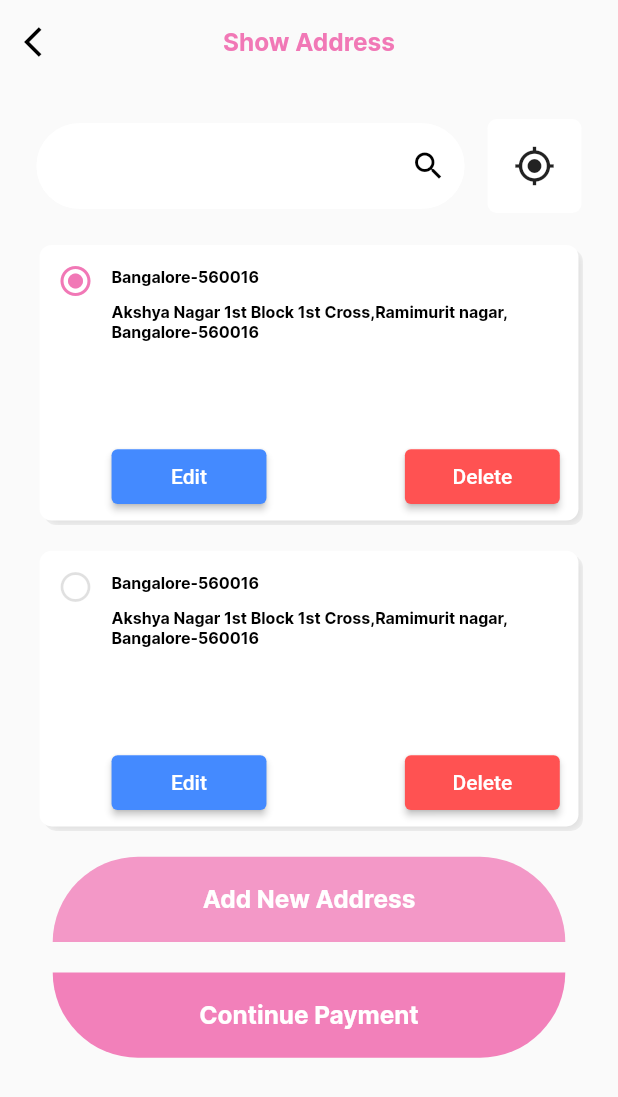
After one commit to EngHamzaAboJarad/ShpeAppMake, a Flutter app: the ShowAddress screen opened by its route, on a phone screen of 412 x 824 dp. The commit adds this screen. Shown: the top 1097 px of the screen. Run offline on Flutter 3.47's test engine with Material 2 defaults, Android fonts, the phone set to English and light mode, and no system bars; our stand-ins replace bloc, firebase_auth, firebase_core, flutter_bloc, flutter_screenutil, flutter_slidable; accounts and stored records are empty.

Commit message:
Edit To Project And ADD ShowAddress

```diff
--- /dev/null
+++ b/lib/Screens/Profile/ShowAddress.dart
@@ -0,0 +1,269 @@
+import 'package:flutter/material.dart';
+import 'package:flutter_bloc/flutter_bloc.dart';
+import 'package:flutter_screenutil/flutter_screenutil.dart';
+import 'package:shopemakeup/Block/auth_block/bloc_cubit_auth.dart';
+import 'package:shopemakeup/Block/auth_block/bloc_status_auth.dart';
+import 'package:shopemakeup/const/const_text.dart';
+import 'package:shopemakeup/const/const_text_filed.dart';
+import 'package:shopemakeup/const/const_text_style.dart';
+
+class ShowAddress extends StatelessWidget {
+  const ShowAddress({Key? key}) : super(key: key);
+
+  @override
+  Widget build(BuildContext context) {
+    return Scaffold(
+      appBar: AppBar(
+        automaticallyImplyLeading: false,
+        title: Text(
+          'Show Address',
+          style: TextStyleConst().customTextStyle(
+              fontFamily: TextsConst().inter,
+              size: 16,
+              color: Color(0xffF178B6),
+              fontWeight: FontWeight.w700),
+        ),
+        centerTitle: true,
+        backgroundColor: Colors.transparent,
+        elevation: 0,
+        leading: IconButton(
+            onPressed: () {
+              Navigator.pop(context);
+            },
+            icon: Icon(
+              Icons.arrow_back_ios,
+              size: 24.sm,
+            )),
+        iconTheme: const IconThemeData(
+          color: Colors.black,
+        ),
+      ),
+      body: BlocConsumer<AuthCubitBloc, AuthStatusBloc>(
+          listener: (context, state) {},
+          builder: (context, state) {
+            AuthCubitBloc _object = AuthCubitBloc().getCubitAuth(context);
+            return Padding(
+              padding:   EdgeInsets.symmetric(horizontal: 24.h,vertical: 23.h),
+              child: Column(
+                children: [
+                  Row(
+                    children: [
+                      Expanded(
+                        child: text_filed().TEXTINPUT(
+                            controller: _object.SearchController,
+                            keyboardType: TextInputType.text,
+                            suffixIcon: IconButton(
+                                onPressed: () {},
+                                icon: Icon(
+                                  Icons.search,
+                                  color: Colors.black,
+                                )),
+                            obscureText: false),
+                      ),
+                      SizedBox(
+                        width: 14.w,
+                      ),
+                      Container(
+                        width: 57.w,
+                        height: 57.w,
+                        child: IconButton(
+                            onPressed: () {},
+                            icon: Icon(
+                              Icons.gps_fixed,
+                              size: 28.sm,
+                            )),
+                        decoration: BoxDecoration(
+                            color: Color(0xffFFFFFF),
+                            borderRadius: BorderRadius.circular(6.r)),
+                      )
+                    ],
+                  ),
+                  SizedBox(height: 21.h,),
+                  Container(
+                    width: 327.w,
+                    height: 181.h,
+                    decoration: BoxDecoration(
+                        borderRadius: BorderRadius.circular(8),
+                        color: Color(0xffFFFFFF),
+                        boxShadow: [
+                          BoxShadow(
+                              color: Colors.black12,
+                              offset: Offset(3,3),
+                              blurRadius: 6,
+                              blurStyle: BlurStyle.inner
+                          )
+                        ]
+
+                    ),
+                    child: Row(
+                      crossAxisAlignment: CrossAxisAlignment.start,
+                      children: [
+                        IconButton(onPressed: (){},
+                            icon: Icon(Icons.radio_button_checked,color: Color(0xffF178B6),)),
+                        Padding(
+                          padding:   EdgeInsets.only(top: 10.0.h),
+                          child: Column(
+                            crossAxisAlignment: CrossAxisAlignment.start,
+                            mainAxisAlignment: MainAxisAlignment.spaceAround,
+                            children: [
+                              Text('Bangalore-560016',
+                                style: TextStyleConst().customTextStyle(
+                                    fontFamily: TextsConst().inter,
+                                    size: 10.5,
+                                    color: Colors.black,
+                                    fontWeight: FontWeight.w700),),
+                              Container(
+                                width: 255.w,
+                                height: 80.h,
+                                child: Text('Akshya Nagar 1st Block 1st Cross,Ramimurit nagar, Bangalore-560016',
+                                  maxLines: 3,
+                                  style: TextStyleConst().customTextStyle(
+                                      fontFamily: TextsConst().inter,
+                                      size: 10.5,
+                                      color: Colors.black,
+                                      fontWeight: FontWeight.w700),),
+                              ),
+                              Row(
+                                children: [
+                                  ElevatedButton(onPressed: (){},
+                                    style: ElevatedButton.styleFrom(
+                                        minimumSize: Size(94.w,36.h),
+                                        primary: Colors.blueAccent
+                                    ),
+                                    child: Text('Edit'),),
+                                  SizedBox(width: 84.w,),
+                                  ElevatedButton(onPressed: (){},
+                                      style: ElevatedButton.styleFrom(
+                                          minimumSize: Size(94.w,36.h),
+                                          primary: Colors.redAccent
+                                      ),
+                                      child: Text('Delete'))
+                                ],
+                              )
+                            ],
+                          ),
+                        )
+                      ],
+                    ),
+                  ),
+                  SizedBox(height: 20.h,),
+                  Container(
+                    width: 327.w,
+                    height: 181.h,
+                    decoration: BoxDecoration(
+                        borderRadius: BorderRadius.circular(8),
+                        color: Color(0xffFFFFFF),
+                        boxShadow: [
+                          BoxShadow(
+                              color: Colors.black12,
+                              offset: Offset(3,3),
+                              blurRadius: 6,
+                              blurStyle: BlurStyle.inner
+                          )
+                        ]
+
+                    ),
+                    child: Row(
+                      crossAxisAlignment: CrossAxisAlignment.start,
+                      children: [
+                        IconButton(onPressed: (){},
+                            icon: Icon(Icons.radio_button_unchecked,color: Colors.black12,)),
+                        Padding(
+                          padding:   EdgeInsets.only(top: 10.0.h),
+                          child: Column(
+                            crossAxisAlignment: CrossAxisAlignment.start,
+                            mainAxisAlignment: MainAxisAlignment.spaceAround,
+                            children: [
+                              Text('Bangalore-560016',
+                                style: TextStyleConst().customTextStyle(
+                                    fontFamily: TextsConst().inter,
+                                    size: 10.5,
+                                    color: Colors.black,
+                                    fontWeight: FontWeight.w700),),
+                              Container(
+                                width: 255.w,
+                                height: 80.h,
+                                child: Text('Akshya Nagar 1st Block 1st Cross,Ramimurit nagar, Bangalore-560016',
+                                  maxLines: 3,
+                                  style: TextStyleConst().customTextStyle(
+                                      fontFamily: TextsConst().inter,
+                                      size: 10.5,
+                                      color: Colors.black,
+                                      fontWeight: FontWeight.w700),),
+                              ),
+                              Row(
+                                children: [
+                                  ElevatedButton(onPressed: (){},
+                                    style: ElevatedButton.styleFrom(
+                                        minimumSize: Size(94.w,36.h),
+                                        primary: Colors.blueAccent
+                                    ),
+                                    child: Text('Edit'),),
+                                  SizedBox(width: 84.w,),
+                                  ElevatedButton(onPressed: (){},
+                                      style: ElevatedButton.styleFrom(
+                                          minimumSize: Size(94.w,36.h),
+                                          primary: Colors.redAccent
+                                      ),
+                                      child: Text('Delete'))
+                                ],
+                              )
+                            ],
+                          ),
+                        )
+                      ],
+                    ),
+                  ),
+                  SizedBox(height: 20.h,),
+                  ElevatedButton(
+                    onPressed: () {
+                      Navigator.pushNamed(context,'AddAddress_Screen');
+                    },
+                    child: Text('Add New Address',
+                        style: TextStyleConst().customTextStyle(
+                            fontFamily: 'inter',
+                            size: 16,
+                            fontWeight: FontWeight.w700)),
+                    style: ElevatedButton.styleFrom(
+                      minimumSize: Size(311.03.w, 56.h),
+                      elevation: 0,
+                      shape: RoundedRectangleBorder(
+                        borderRadius: BorderRadius.only(
+                          topRight: Radius.circular(90.r),
+                          topLeft: Radius.circular(90.r),
+                        ),
+                      ),
+                      primary: Color(0xc1F178B6),
+                    ),
+                  ),
+                  SizedBox(height:  20.h),
+                  ElevatedButton(
+                    onPressed: () {
+                      //TODO Change Phone Number
+                    },
+                    child: Text('Continue Payment',
+                        style: TextStyleConst().customTextStyle(
+                            fontFamily: 'inter',
+                            size: 16,
+                            fontWeight: FontWeight.w700)),
+                    style: ElevatedButton.styleFrom(
+                      minimumSize: Size(311.03.w, 56.h),
+                      elevation: 0,
+                      shape: RoundedRectangleBorder(
+                        borderRadius: BorderRadius.only(
+                          bottomLeft: Radius.circular(90.r),
+                          bottomRight: Radius.circular(90.r),
+
+                        ),
+                      ),
+                      primary: Color(0xf0F178B6),
+                    ),
+                  ),
+
+                ],
+              ),
+            );
+          }),
+    );
+  }
+}
--- a/lib/Screens/Profile/addAddress.dart
+++ /dev/null
@@ -1,118 +0,0 @@
-import 'package:flutter/material.dart';
-import 'package:flutter_bloc/flutter_bloc.dart';
-import 'package:flutter_screenutil/flutter_screenutil.dart';
-import 'package:shopemakeup/Block/auth_block/bloc_cubit_auth.dart';
-import 'package:shopemakeup/Block/auth_block/bloc_status_auth.dart';
-import 'package:shopemakeup/const/const_text.dart';
-import 'package:shopemakeup/const/const_text_filed.dart';
-import 'package:shopemakeup/const/const_text_style.dart';
-class AddAddress extends StatelessWidget {
-  const AddAddress({Key? key}) : super(key: key);
-
-  @override
-  Widget build(BuildContext context) {
-    return BlocConsumer<AuthCubitBloc, AuthStatusBloc>(
-      listener: (context, state) {},
-      builder: (context, state) {
-        AuthCubitBloc _object = AuthCubitBloc().getCubitAuth(context);
-        return Scaffold(
-          appBar: AppBar(
-            automaticallyImplyLeading: false,
-            title: Text(
-              'Add Addresss',
-              style: TextStyleConst().customTextStyle(
-                  fontFamily: TextsConst().inter,
-                  size: 16,
-                  color: Color(0xffF178B6),
-                  fontWeight: FontWeight.w700),
-            ),
-            centerTitle: true,
-            backgroundColor: Colors.transparent,
-            elevation: 0,
-            leading: IconButton(
-                onPressed: () {
-                  Navigator.pop(context);
-                },
-                icon: Icon(
-                  Icons.arrow_back_ios,
-                  size: 24.sm,
-                )),
-            iconTheme: const IconThemeData(
-              color: Colors.black,
-            ),
-          ),
-          body: Padding(
-            padding: EdgeInsets.only(top: 64.0.h),
-            child: SafeArea(
-              child: Padding(
-                padding: EdgeInsets.symmetric(horizontal: 21.h),
-                child: SingleChildScrollView(
-                  physics: BouncingScrollPhysics(),
-                  child: Column(
-                    crossAxisAlignment: CrossAxisAlignment.start,
-                    children: [
-                      text_filed().TEXTINPUT(
-                          keyboardType: TextInputType.datetime,
-                          src_img: 'profile.png',
-                          hintText: 'Full Name',
-                          controller: _object.FullName,
-                          obscureText:   false),
-                      SizedBox(height: 12.h),
-                      text_filed().TEXTINPUT(
-                          keyboardType: TextInputType.phone,
-                          src_img: 'call.png',
-                          hintText: 'Phone Number',
-                          controller: _object.PhoneNumber,
-                          obscureText:  false),
-                      SizedBox(
-                        height: 12.h,
-                      ),
-                      text_filed().TEXTINPUT(
-                          keyboardType: TextInputType.emailAddress,
-                          hintText: 'Address 1',
-                          lineCount: 2,
-                          controller: _object.AddressOne,
-                          obscureText:   false),
-                      SizedBox(
-                        height: 12.h,
-                      ),
-                      text_filed().TEXTINPUT(
-                          keyboardType: TextInputType.emailAddress,
-                          hintText: 'Address 2',
-                          lineCount: 2,
-                          controller: _object.AddressTow,
-                          obscureText:   false),
-                      SizedBox(
-                        height: 40.h,
-                      ),
-                      ElevatedButton(
-                        onPressed: () {
-                          Navigator.pop(context);
-                        },
-                        child: Text('Save Address',
-                            style: TextStyleConst().customTextStyle(
-                                fontFamily: 'inter',
-                                size: 16,
-                                fontWeight: FontWeight.w700)),
-                        style: ElevatedButton.styleFrom(
-                          minimumSize: Size(311.03.w, 56.h),
-                          shape: RoundedRectangleBorder(
-                            borderRadius: BorderRadius.circular(90.r),
-                          ),
-                          primary: Color(0xf0F178B6),
-                        ),
-                      ),
-                      SizedBox(
-                        height: 32.h,
-                      ),
-                    ],
-                  ),
-                ),
-              ),
-            ),
-          ),
-        );
-      },
-    );
-  }
-}
--- a/lib/main.dart
+++ b/lib/main.dart
@@ -9,7 +9,7 @@ import 'package:shopemakeup/Screens/Profile/ChangePassword.dart';
 import 'package:shopemakeup/Screens/Profile/ChangePhoneNumbe.dart';
 import 'package:shopemakeup/Screens/Profile/Language.dart';
 import 'package:shopemakeup/Screens/Profile/about_us.dart';
-import 'package:shopemakeup/Screens/Profile/addAddress.dart';
+import 'package:shopemakeup/Screens/Profile/ShowAddress.dart';
 import 'package:shopemakeup/Screens/Profile/notification%20_setting.dart';
 import 'package:shopemakeup/Screens/Profile/setting.dart';
 import 'package:shopemakeup/Screens/StatusScreen/eror.dart';
@@ -64,7 +64,7 @@ class makup extends StatelessWidget {
             'ChangePassword_Screen': (context) => const ChangePassword(),
             'ReviewScreen_Screen': (context) => const ReviewScreen(),
             'WriteReview_Screen': (context) => const WriteReview(),
-            'AboutUs_Screen': (context) =>   AboutUs(),
+            'AboutUs_Screen': (context) => const AboutUs(),
             'ShowAddress_Screen': (context) =>    ShowAddress(),
             'AddAddress_Screen': (context) => const AddAddress(),
           },
```
